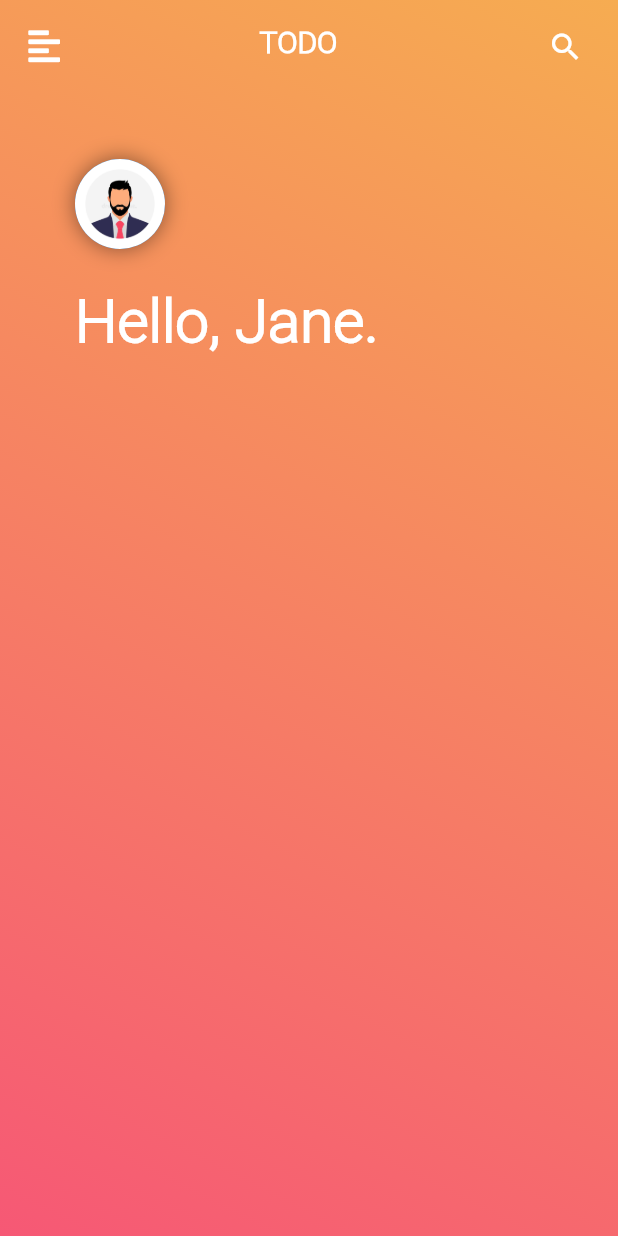
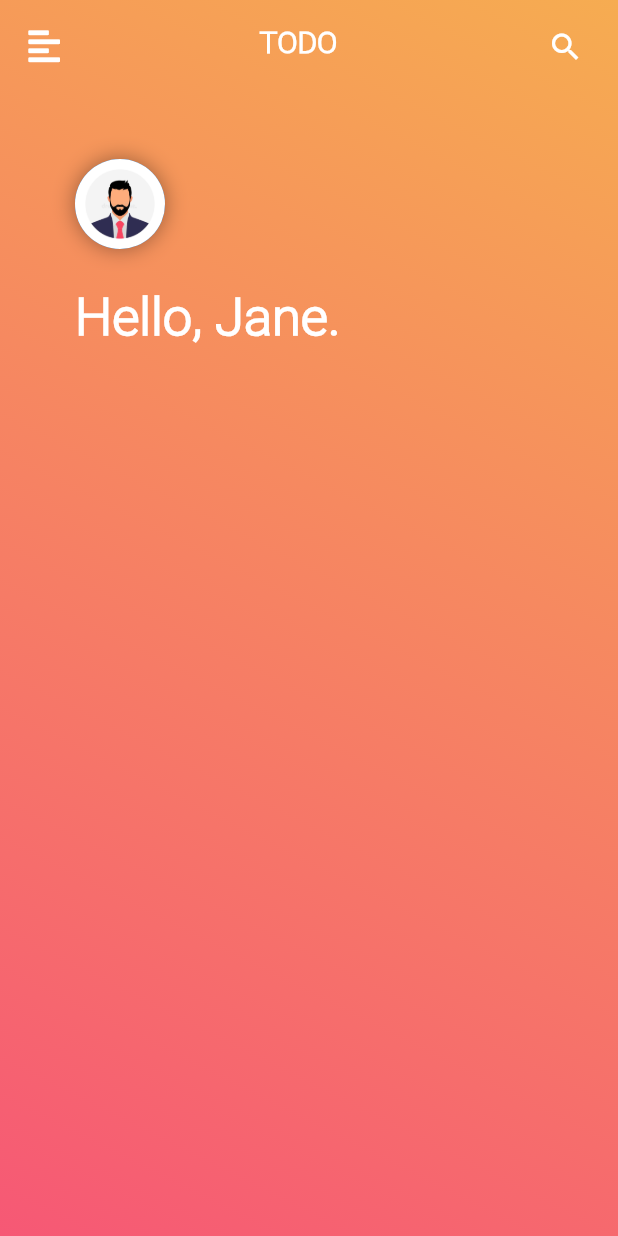
Before and after one commit to RGTechPro/do.it-todo-app-, a Flutter app: the screen it shows after launch, on a phone screen of 412 x 824 dp. Run offline on Flutter 3.47's test engine with Material 2 defaults, Android fonts, the phone set to English and light mode, and no system bars; our stand-ins replace font_awesome_flutter.

Commit message:
slight changes

```diff
--- a/lib/sccreens/home_page.dart
+++ b/lib/sccreens/home_page.dart
@@ -57,7 +57,7 @@ class HomePage extends StatelessWidget {
                   shape: BoxShape.circle,
                   boxShadow: [
                     BoxShadow(
-                        blurRadius: 12, color: Colors.black45, spreadRadius: 0)
+                        blurRadius: 12, color: Colors.black38, spreadRadius: 0)
                   ],
                 ),
                 child: CircleAvatar(
@@ -81,7 +81,7 @@ class HomePage extends StatelessWidget {
                     fontFamily: 'Roboto',
                     fontWeight: FontWeight.bold,
                     color: Colors.white,
-                    fontSize: 40),
+                    fontSize: 35),
               )
             ],
           ),
```
